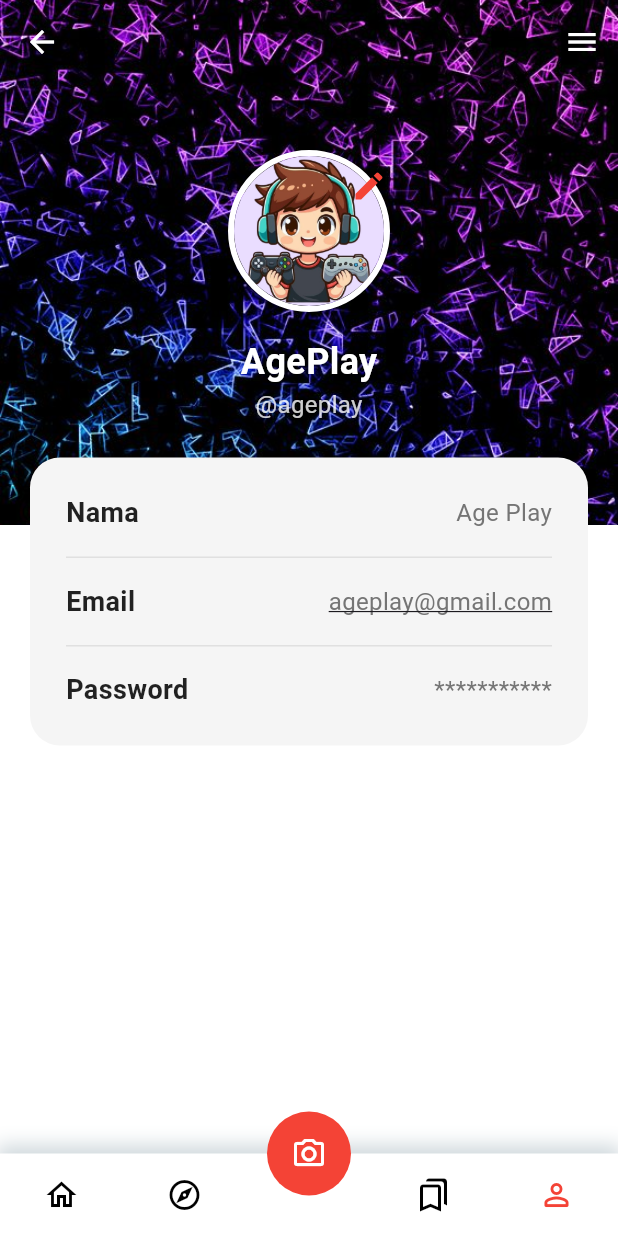
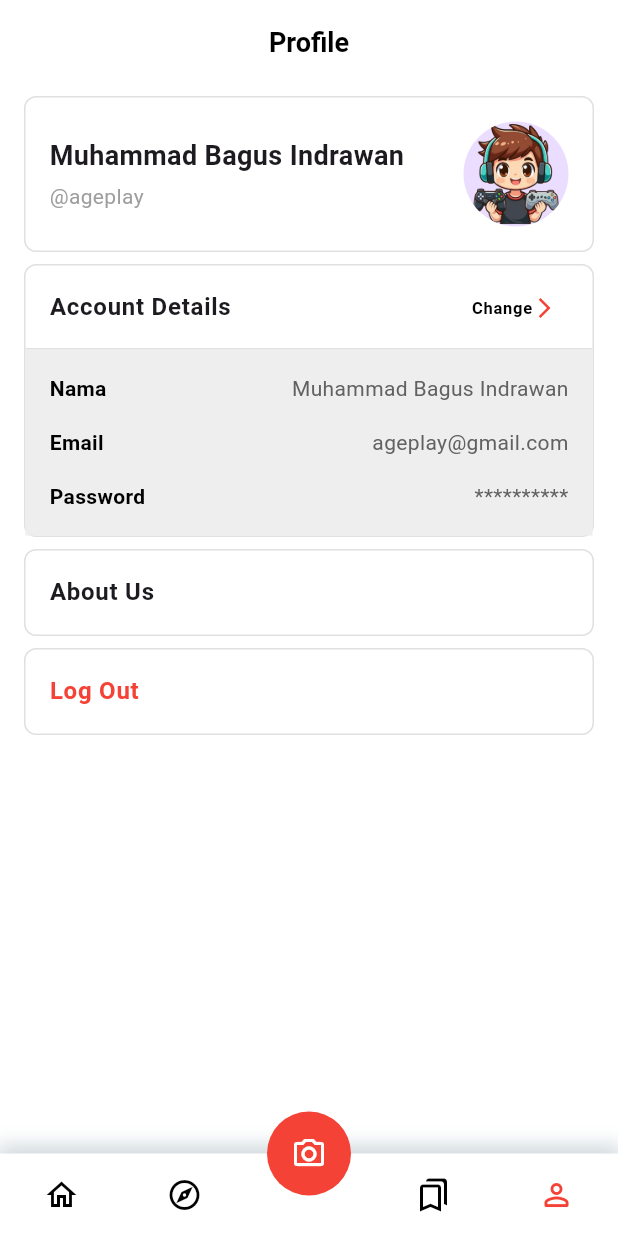
Before and after one commit to irshandyaditya/AgePlay, a Flutter app: the Profile screen opened by its route, on a phone screen of 412 x 824 dp. Run offline on Flutter 3.47's test engine with Material 3 defaults, Android fonts, the phone set to English and light mode, and no system bars; our stand-ins replace another_flutter_splash_screen, camera, image_picker.

Commit message:
Profil, Edit Profile, Upload Profile Image, About

```diff
--- a/lib/pages/profile.dart
+++ b/lib/pages/profile.dart
@@ -1,15 +1,13 @@
-import 'package:age_play/pages/home_page.dart';
 import 'package:flutter/material.dart';
+import 'package:age_play/widgets/bottom_navbar.dart';
 import 'package:age_play/pages/edit_profil.dart';
-import 'package:age_play/pages/sidebar.dart';
-import 'package:age_play/widgets/bottom_navbar.dart';
 
 class Profile extends StatefulWidget {
   @override
-  _ProfilState createState() => _ProfilState();
+  _ProfileState createState() => _ProfileState();
 }
 
-class _ProfilState extends State<Profile> {
+class _ProfileState extends State<Profile> {
   int _currentIndex = 3;
 
   @override
@@ -17,67 +15,93 @@ class _ProfilState extends State<Profile> {
     return Scaffold(
       backgroundColor: Colors.white,
       appBar: AppBar(
-        backgroundColor: Colors.transparent,
         elevation: 0,
-        leading: IconButton(
-          icon: Icon(Icons.arrow_back, color: Colors.white),
-          onPressed: () {
-            Navigator.push(
-              context,
-              MaterialPageRoute(builder: (context) => HomePage()),
-            );
-          },
+        backgroundColor: Colors.white,
+        automaticallyImplyLeading: false,
+        centerTitle: true,
+        title: Text(
+          'Profile',
+          style: TextStyle(
+            color: Colors.black,
+            fontSize: 18,
+            fontWeight: FontWeight.bold,
           ),
-        actions: [
-          Builder(
-            builder: (context) {
-              return IconButton(
-                icon: Icon(Icons.menu, color: Colors.white),
-                onPressed: () {
-                  Scaffold.of(context).openDrawer();
-                },
-              );
-            },
+        ),
+      ),
+      body: SingleChildScrollView(
+        child: Column(
+          children: [
+            const SizedBox(height: 8.0),
+            // Profile Details
+            Container(
+              decoration: BoxDecoration(
+                color: Colors.white,
+                border: Border.all(color: Colors.grey[300]!, width: 1),
+                borderRadius: BorderRadius.circular(8),
+              ),
+              padding: EdgeInsets.all(16.0),
+              margin: EdgeInsets.symmetric(horizontal: 16.0),
+              child: Row(
+                mainAxisAlignment: MainAxisAlignment.spaceBetween,
+                children: [
+                  Expanded(
+                    child: Column(
+                      crossAxisAlignment: CrossAxisAlignment.start,
+                      children: [
+                        Text(
+                          'Muhammad Bagus Indrawan',
+                          style: TextStyle(
+                            fontSize: 18,
+                            fontWeight: FontWeight.bold,
+                          ),
+                          overflow: TextOverflow.ellipsis,
+                        ),
+                        SizedBox(height: 4),
+                        Text('@ageplay', style: TextStyle(color: Colors.grey)),
+                      ],
+                    ),
+                  ),
+                  SizedBox(width: 16),
+                  CircleAvatar(
+                    radius: 35,
+                    backgroundImage: AssetImage('assets/foto.png'),
                   ),
                 ],
               ),
-      extendBodyBehindAppBar: true,
-      drawer: CustomSidebar(),
-      body: SingleChildScrollView(
-        child: Stack(
+            ),
+            const SizedBox(height: 8.0),
+            // Account Details Section
+            Container(
+              decoration: BoxDecoration(
+                color: Colors.white,
+                border: Border.all(color: Colors.grey[300]!, width: 1),
+                borderRadius: BorderRadius.circular(8),
+              ),
+              margin: EdgeInsets.symmetric(horizontal: 16.0),
+              child: Column(
                 children: [
-            Container(
-              height: 350,
-              width: double.infinity,
-              decoration: BoxDecoration(
-                image: DecorationImage(
-                  image: AssetImage('assets/splash.png'),
-                  fit: BoxFit.cover,
+                  ListTile(
+                    title: Text(
+                      'Account Details',
+                      style: TextStyle(
+                        fontWeight: FontWeight.bold,
                       ),
                     ),
-            ),
-            Column(
+                    trailing: Row(
+                      mainAxisSize: MainAxisSize.min,
                       children: [
-                SizedBox(height: 100),
-                Stack(
-                  alignment: Alignment.center,
-                  children: [
-                    Container(
-                      decoration: BoxDecoration(
-                        shape: BoxShape.circle,
-                        border: Border.all(color: Colors.white, width: 4),
-                      ),
-                      child: CircleAvatar(
-                        radius: 50,
-                        backgroundImage: AssetImage('assets/foto.png'),
+                        Text(
+                          'Change',
+                          style: TextStyle(
+                            color: Colors.black,
+                            fontWeight: FontWeight.bold,
                           ),
                         ),
-                    Positioned(
-                      right: -10,
-                      top: 0,
-                      child: IconButton(
-                        icon: Icon(Icons.edit, color: Colors.red),
-                        onPressed: () {
+                        Icon(Icons.arrow_forward_ios,
+                            size: 16, color: Colors.red),
+                      ],
+                    ),
+                    onTap: () {
                       Navigator.push(
                         context,
                         MaterialPageRoute(
@@ -86,50 +110,66 @@ class _ProfilState extends State<Profile> {
                       );
                     },
                   ),
+                  Divider(thickness: 1, height: 0, color: Colors.grey[300]),
+                  Container(
+                    color: Colors.grey[200],
+                    padding: EdgeInsets.symmetric(horizontal: 16, vertical: 16),
+                    child: Column(
+                      children: [
+                        _buildDetailRow('Nama', 'Muhammad Bagus Indrawan'),
+                        SizedBox(height: 16),
+                        _buildDetailRow('Email', 'ageplay@gmail.com'),
+                        SizedBox(height: 16),
+                        _buildDetailRow('Password', '**********'),
+                      ],
+                    ),
                   ),
                 ],
               ),
-                SizedBox(height: 16),
-                Text(
-                  'AgePlay',
+            ),
+            const SizedBox(height: 8.0),
+            // About Us Section
+            Container(
+              decoration: BoxDecoration(
+                color: Colors.white,
+                border: Border.all(color: Colors.grey[300]!, width: 1),
+                borderRadius: BorderRadius.circular(8),
+              ),
+              margin: EdgeInsets.symmetric(horizontal: 16.0),
+              child: ListTile(
+                title: Text(
+                  'About Us',
                   style: TextStyle(
-                    fontSize: 24,
                     fontWeight: FontWeight.bold,
-                    color: Colors.white,
                   ),
                 ),
-                Text(
-                  '@ageplay',
-                  style: TextStyle(
-                    fontSize: 16,
-                    color: Colors.white.withOpacity(0.8),
+                onTap: () {
+                  Navigator.pushNamed(context, '/about');
+                },
               ),
             ),
-                SizedBox(height: 24),
+            const SizedBox(height: 8.0),
+            // Log Out Section
             Container(
-                  margin: EdgeInsets.symmetric(horizontal: 20),
-                  padding: EdgeInsets.all(24),
               decoration: BoxDecoration(
-                    color: Colors.grey[100],
-                    borderRadius: BorderRadius.circular(20),
+                color: Colors.white,
+                border: Border.all(color: Colors.grey[300]!, width: 1),
+                borderRadius: BorderRadius.circular(8),
               ),
-                  child: Column(
-                    crossAxisAlignment: CrossAxisAlignment.start,
-                    children: [
-                      _buildInfoRow('Nama', 'Age Play'),
-                      SizedBox(height: 16),
-                      Divider(height: 1, color: Colors.grey[300]),
-                      SizedBox(height: 16),
-                      _buildInfoRow('Email', 'ageplay@gmail.com'),
-                      SizedBox(height: 16),
-                      Divider(height: 1, color: Colors.grey[300]),
-                      SizedBox(height: 16),
-                      _buildInfoRow('Password', '***********'),
-                    ],
+              margin: EdgeInsets.symmetric(horizontal: 16.0),
+              child: ListTile(
+                title: Text(
+                  'Log Out',
+                  style: TextStyle(
+                    color: Colors.red,
+                    fontWeight: FontWeight.bold,
                   ),
                 ),
-                SizedBox(height: 20),
-              ],
+                onTap: () {
+                  Navigator.pushNamedAndRemoveUntil(
+                      context, '/signup', (route) => false);
+                },
+              ),
             ),
           ],
         ),
@@ -140,7 +180,10 @@ class _ProfilState extends State<Profile> {
         },
         elevation: 0,
         shape: CircleBorder(),
-        child: Icon(Icons.camera_alt_outlined, color: Colors.white),
+        child: Icon(
+          Icons.camera_alt_outlined,
+          color: Colors.white,
+        ),
         backgroundColor: Colors.red,
       ),
       floatingActionButtonLocation: FloatingActionButtonLocation.centerDocked,
@@ -155,24 +198,25 @@ class _ProfilState extends State<Profile> {
     );
   }
 
-  Widget _buildInfoRow(String label, String value) {
+  Widget _buildDetailRow(String label, String value) {
     return Row(
       mainAxisAlignment: MainAxisAlignment.spaceBetween,
       children: [
         Text(
           label,
           style: TextStyle(
-            fontSize: 18,
             fontWeight: FontWeight.bold,
-            color: Colors.black87,
+            color: Colors.black,
           ),
         ),
-        Text(
+        Flexible(
+          child: Text(
             value,
             style: TextStyle(
-            fontSize: 16,
-            color: Colors.grey[600],
-            decoration: label == 'Email' ? TextDecoration.underline : null,
+              fontWeight: FontWeight.normal,
+              color: Colors.grey[700],
+            ),
+            overflow: TextOverflow.ellipsis,
           ),
         ),
       ],
```
Also changed, not shown: lib/pages/edit_profil.dart (+149 -83 lines), lib/pages/sidebar.dart (deleted, +0 -98 lines). Lines whose indentation alone changed are shown as unchanged.
